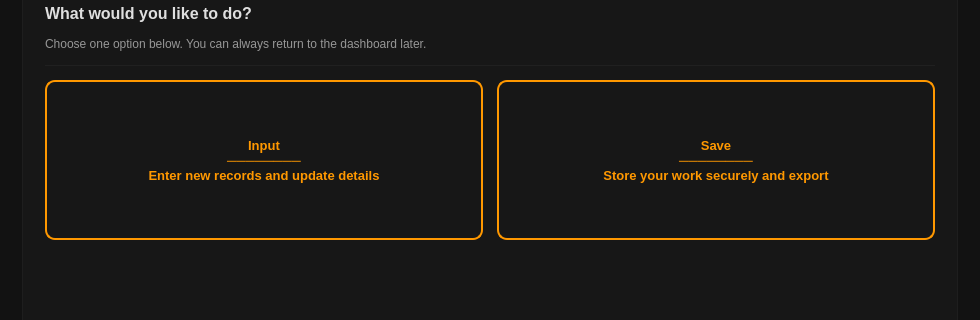
Old version of the form app/ui/Dashboard.ui in the repository kianfa/Imprest_Management; both pictures show x 0 to 980 and y 162 to 482 of the 980 by 640 pixel window.
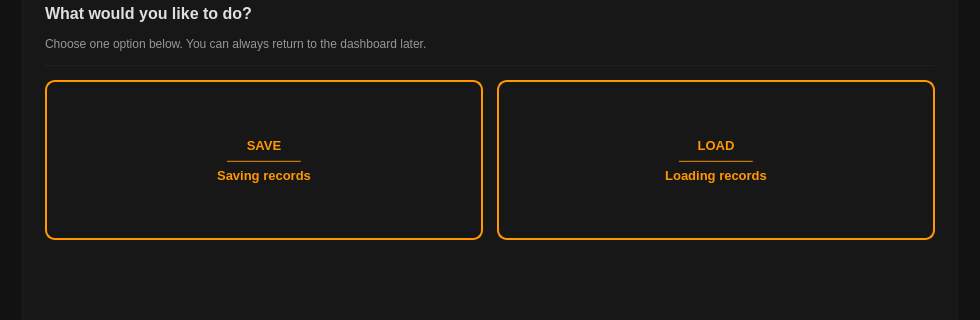
New version of the form.

```diff
--- a/app/ui/Dashboard.ui
+++ b/app/ui/Dashboard.ui
@@ -288,9 +288,9 @@
             <cursorShape>PointingHandCursor</cursorShape>
            </property>
            <property name="text">
-            <string>Input
+            <string>SAVE
 ────────
-Enter new records and update details</string>
+Saving records</string>
            </property>
            <property name="property" stdset="0">
             <string>class</string>
@@ -309,9 +309,9 @@
             <cursorShape>PointingHandCursor</cursorShape>
            </property>
            <property name="text">
-            <string>Save
+            <string>LOAD
 ────────
-Store your work securely and export</string>
+Loading records</string>
            </property>
            <property name="property" stdset="0">
             <string>class</string>
```
